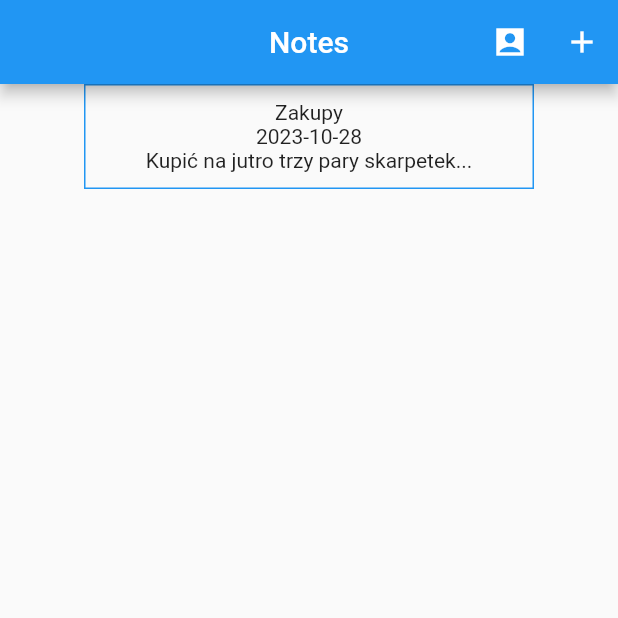
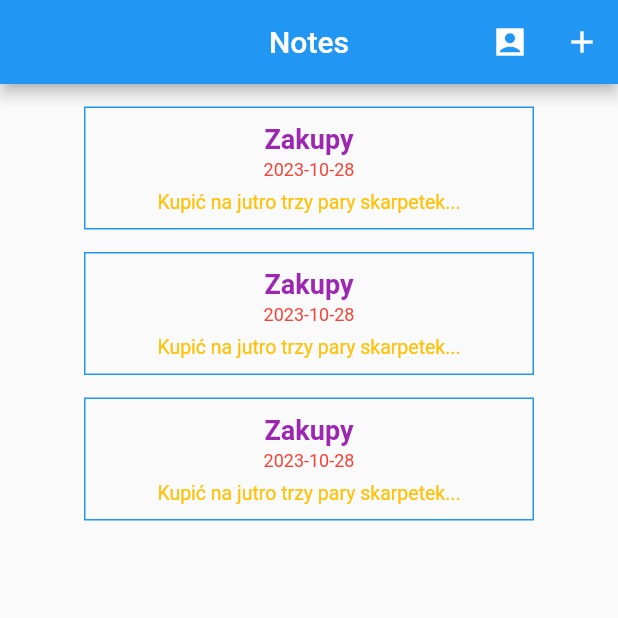
Before and after one commit to luqasz-tworzydlo/2023-Q4-1_Flutter-Dart_Mobile-Apps, a Flutter app: the screen it shows after launch, on a phone screen of 412 x 824 dp, the top half of it. Run offline on Flutter 3.47's test engine with Material 2 defaults, Android fonts, the phone set to English and light mode, and no system bars.

Commit message:
Add files via upload

```diff
--- a/2_Exercise-no-2_simple_notes/src/E2_sn/ex2_simple_notes/lib/main.dart
+++ b/2_Exercise-no-2_simple_notes/src/E2_sn/ex2_simple_notes/lib/main.dart
@@ -23,8 +23,10 @@ class MyApp extends StatelessWidget {
           IconButton(onPressed: () => {}, icon: const Icon (Icons.add)),
         ],
       ),
-      body: Column(
+      body: Center(
+        child: Column(
           children: [
+            SizedBox(height: 15),
             Container(
               width: 300,
               padding: EdgeInsets.all(10),
@@ -36,16 +38,86 @@ class MyApp extends StatelessWidget {
               ),
               child: Column(
                 children: const [
-                Text("Zakupy"),
-                Text("2023-10-28"),
-                Text("Kupić na jutro trzy pary skarpetek...")
+                  Text("Zakupy", style: TextStyle(
+                      fontSize: 18,
+                      fontWeight: FontWeight.bold,
+                      color: Colors.purple
+                  )),
+                  SizedBox(height: 3),
+                  Text("2023-10-28", style: TextStyle(
+                      fontSize: 12,
+                      color: Colors.red
+                  )),
+                  SizedBox(height: 7),
+                  Text("Kupić na jutro trzy pary skarpetek...", style: TextStyle(
+                      fontSize: 13,
+                      color: Colors.amber
+                  ))
                 ],
               ),
             ),
+            SizedBox(height: 15),
             Container(
+              width: 300,
+              padding: EdgeInsets.all(10),
+              decoration: BoxDecoration(
+                  border: Border.all(
+                    width: 1,
+                    color: Colors.blue,
+                  )
               ),
-          Container()
+              child: Column(
+                children: const [
+                  Text("Zakupy", style: TextStyle(
+                      fontSize: 18,
+                      fontWeight: FontWeight.bold,
+                      color: Colors.purple
+                  )),
+                  SizedBox(height: 3),
+                  Text("2023-10-28", style: TextStyle(
+                      fontSize: 12,
+                      color: Colors.red
+                  )),
+                  SizedBox(height: 7),
+                  Text("Kupić na jutro trzy pary skarpetek...", style: TextStyle(
+                      fontSize: 13,
+                      color: Colors.amber
+                  ))
                 ],
+              ),
+            ),
+            SizedBox(height: 15),
+            Container(
+              width: 300,
+              padding: EdgeInsets.all(10),
+              decoration: BoxDecoration(
+                  border: Border.all(
+                    width: 1,
+                    color: Colors.blue,
+                  )
+              ),
+              child: Column(
+                children: const [
+                  Text("Zakupy", style: TextStyle(
+                      fontSize: 18,
+                      fontWeight: FontWeight.bold,
+                      color: Colors.purple
+                  )),
+                  SizedBox(height: 3),
+                  Text("2023-10-28", style: TextStyle(
+                      fontSize: 12,
+                      color: Colors.red
+                  )),
+                  SizedBox(height: 7),
+                  Text("Kupić na jutro trzy pary skarpetek...", style: TextStyle(
+                      fontSize: 13,
+                      color: Colors.amber
+                  ))
+                ],
+              ),
+            ),
+          ],
+        ),
       ),
     );
   }
```
Lines whose indentation alone changed are shown as unchanged.
